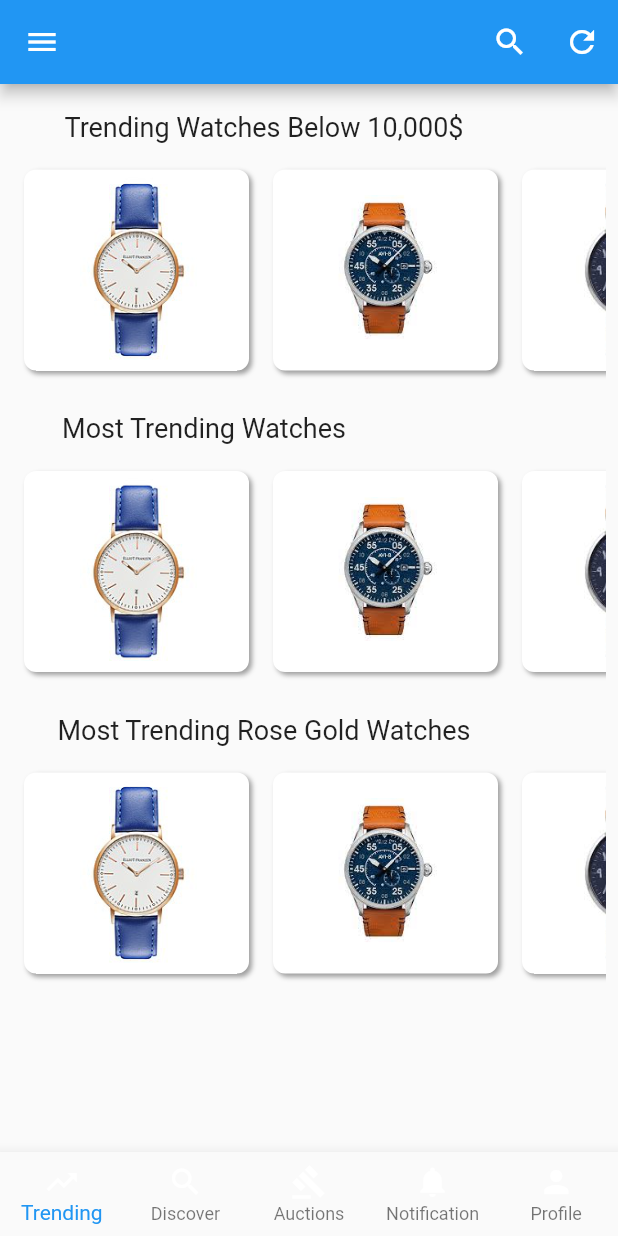
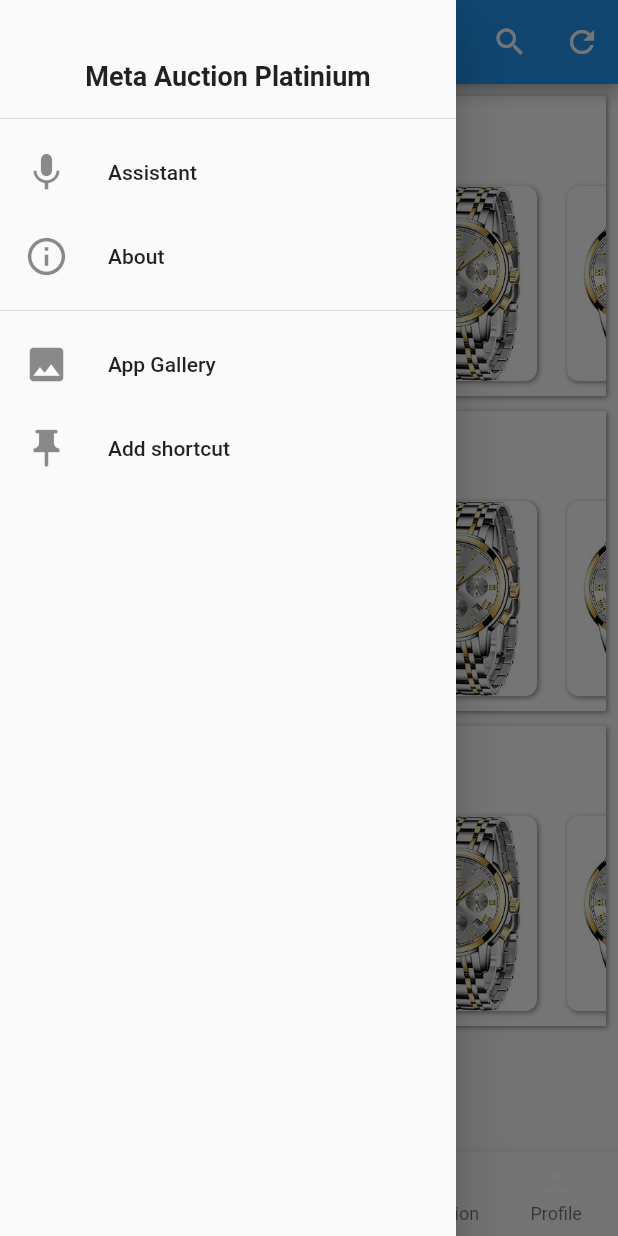
Before and after one commit to Mega-bee/CronoTracker, a Flutter app: the screen it shows after launch, with the side drawer open (before the commit the screen has no drawer), on a phone screen of 412 x 824 dp. Run offline on Flutter 3.47's test engine with Material 2 defaults, Android fonts, the phone set to English and light mode, and no system bars; our stand-ins replace loading_animation_widget; statements that could not run were skipped.

Commit message:
trending page : Bottom Navigation Bar, Drawer menu, Item cards,

```diff
--- a/lib/trending/BottomNavigationBar/bottom_navigation_bar.dart
+++ b/lib/trending/BottomNavigationBar/bottom_navigation_bar.dart
@@ -14,6 +14,7 @@ class _BottomMenuState extends State<BottomMenu> {
   @override
   Widget build(BuildContext context) {
     return BottomNavigationBar(
+
       type: BottomNavigationBarType.fixed,
       backgroundColor: Colors.bottomNavPurple,
       currentIndex: currentIndex,
@@ -29,7 +30,6 @@ class _BottomMenuState extends State<BottomMenu> {
             color: Colors.white,
           ),
           label: 'Trending',
-          backgroundColor: Colors.white
         ),
         BottomNavigationBarItem(
           icon: Icon(
--- a/lib/trending/ui/screens/trending_screen.dart
+++ b/lib/trending/ui/screens/trending_screen.dart
@@ -3,6 +3,7 @@ import 'package:flutter/material.dart';
 import '../../BottomNavigationBar/bottom_navigation_bar.dart';
 import '../../model_classes/watch_card.dart';
 import '../widget/build_watch_card.dart';
+import '../widget/navigation_drawer.dart';
 
 class TrendingScreen extends StatelessWidget {
 
@@ -15,28 +16,29 @@ class TrendingScreen extends StatelessWidget {
 
 
   watchCard(
-    img: 'lib/assets/images/watch.png'
+    img: 'lib/assets/images/watch5.jpg'
   ),
 
     watchCard(
-        img: 'lib/assets/images/watch2.jpg'
+        img: 'lib/assets/images/watch5.jpg'
     ),
 
     watchCard(
-        img: 'lib/assets/images/watch3.jpg'
+        img: 'lib/assets/images/watch5.jpg'
     ),
 
     watchCard(
-        img: 'lib/assets/images/watch4.png'
+        img: 'lib/assets/images/watch5.jpg'
     ),
 
 
 ];
 
-
+  final GlobalKey<ScaffoldState> _key = GlobalKey();
   @override
   Widget build(BuildContext context) {
     return Scaffold(
+      key: _key,
       appBar: AppBar(
         backgroundColor: Colors.appBarPurple,
         actions: [
@@ -53,8 +55,10 @@ class TrendingScreen extends StatelessWidget {
         ],
 
         leading: IconButton(
-          icon: Icon(Icons.menu),
-          onPressed: () {},
+          icon: Icon(Icons.sort),
+          onPressed: () {
+            _key.currentState!.openDrawer();
+          },
         ),
       ),
         body: Padding(
@@ -63,18 +67,40 @@ class TrendingScreen extends StatelessWidget {
             child: Column(
               children: [
 
-                Padding(
-                  padding: const EdgeInsets.only(right: 60, bottom: 10, top: 10),
+                Stack(
+                  children: [
+
+                    Container(
+                      width: double.infinity,
+                      child: Padding(
+                        padding: const EdgeInsets.all(8.0),
                         child: Text(
-                    'Trending Watches Below 10,000\$',
+                          'Trending Watches below 10,000\$',
                           style: TextStyle(
-                        fontSize: 18,
+                              fontSize: 17,
                               fontWeight: FontWeight.normal
                           ),
                         ),
                       ),
+                      height: 200,
+                      decoration: BoxDecoration(
+                        borderRadius: BorderRadius.circular(1.0),
+                        color: Colors.white,
+                        boxShadow: [
+                          BoxShadow(
+                            color: Colors.grey,
+                            blurRadius: 2.0,
+                            spreadRadius: 0.0,
+                            offset: Offset(1.0, 1.0),
+                          )
+                        ],
+                      ),
+                    ),
 
-                Container(
+                    Positioned.fill(
+                        child: Align(
+                          alignment: Alignment.bottomLeft,
+                          child: Container(
                             width: double.infinity,
                             height: 150,
                             child: ListView.builder(
@@ -86,21 +112,47 @@ class TrendingScreen extends StatelessWidget {
                               shrinkWrap: true,
                             ),
                           ),
+                        ),
+                    ),
+                  ],
+                ),
 
                 SizedBox(height: 10),
 
-                Padding(
-                  padding: const EdgeInsets.only(right: 140, bottom: 10, top: 10),
+                Stack(
+                  children: [
+
+                    Container(
+                      width: double.infinity,
+                      child: Padding(
+                        padding: const EdgeInsets.all(8.0),
                         child: Text(
-                    'Most Trending Watches',
+                          'Trending Watches Watches',
                           style: TextStyle(
-                        fontSize: 18,
+                              fontSize: 17,
                               fontWeight: FontWeight.normal
                           ),
                         ),
                       ),
+                      height: 200,
+                      decoration: BoxDecoration(
+                        borderRadius: BorderRadius.circular(1.0),
+                        color: Colors.white,
+                        boxShadow: [
+                          BoxShadow(
+                            color: Colors.grey,
+                            blurRadius: 2.0,
+                            spreadRadius: 0.0,
+                            offset: Offset(1.0, 1.0),
+                          )
+                        ],
+                      ),
+                    ),
 
-                Container(
+                    Positioned.fill(
+                      child: Align(
+                        alignment: Alignment.bottomLeft,
+                        child: Container(
                           width: double.infinity,
                           height: 150,
                           child: ListView.builder(
@@ -112,22 +164,47 @@ class TrendingScreen extends StatelessWidget {
                             shrinkWrap: true,
                           ),
                         ),
-
+                      ),
+                    ),
+                  ],
+                ),
 
                 SizedBox(height: 10),
 
-                Padding(
-                  padding: const EdgeInsets.only(right: 60, bottom: 10, top: 10),
+                Stack(
+                  children: [
+
+                    Container(
+                      width: double.infinity,
+                      child: Padding(
+                        padding: const EdgeInsets.all(8.0),
                         child: Text(
                           'Most Trending Rose Gold Watches',
                           style: TextStyle(
-                        fontSize: 18,
+                              fontSize: 17,
                               fontWeight: FontWeight.normal
                           ),
                         ),
                       ),
+                      height: 200,
+                      decoration: BoxDecoration(
+                        borderRadius: BorderRadius.circular(1.0),
+                        color: Colors.white,
+                        boxShadow: [
+                          BoxShadow(
+                            color: Colors.grey,
+                            blurRadius: 2.0,
+                            spreadRadius: 0.0,
+                            offset: Offset(1.0, 1.0),
+                          )
+                        ],
+                      ),
+                    ),
 
-                Container(
+                    Positioned.fill(
+                      child: Align(
+                        alignment: Alignment.bottomLeft,
+                        child: Container(
                           width: double.infinity,
                           height: 150,
                           child: ListView.builder(
@@ -138,6 +215,10 @@ class TrendingScreen extends StatelessWidget {
                             itemCount: watches.length,
                             shrinkWrap: true,
                           ),
+                        ),
+                      ),
+                    ),
+                  ],
                 ),
 
 
@@ -151,8 +232,77 @@ class TrendingScreen extends StatelessWidget {
         bottomNavigationBar: BottomMenu(
           onClicked: (int value) {
           },
+        ),
 
-        ));
+      drawer: Drawer(
+    child: ListView(
+    // Important: Remove any padding from the ListView.
+    padding: EdgeInsets.zero,
+      children: [
+
+        SizedBox(height: 30),
+
+        Padding(
+          padding: const EdgeInsets.all(10.0),
+          child: Container(
+            child: Center(
+                child: Text(
+                    'Meta Auction Platinium',
+                  style: TextStyle(
+                    fontWeight: FontWeight.bold,
+                    fontSize: 18
+                  ),
+                ),
+            ),
+          ),
+        ),
+
+        Divider(),
+
+        ListTile(
+          leading: Icon(
+            Icons.mic,
+            size: 30,
+          ),
+          title: Text('Assistant'),
+          onTap: () {},
+        ),
+        ListTile(
+          leading: Icon(
+            Icons.info_outline,
+            size: 30,
+          ),
+          title: Text('About'),
+          onTap: () {},
+        ),
+        Divider(),
+
+        ListTile(
+          leading: Icon(
+            Icons.image,
+            size: 30,
+          ),
+          title: Text('App Gallery'),
+          onTap: () {},
+        ),
+
+        ListTile(
+          leading: Icon(
+            Icons.push_pin,
+            size: 30,
+          ),
+          title: Text('Add shortcut'),
+          onTap: () {},
+        ),
+
+      ],
+    ),
+    ),
+
+
+
+    );
+
 
   }
 }
--- a/lib/trending/ui/widget/build_watch_card.dart
+++ b/lib/trending/ui/widget/build_watch_card.dart
@@ -12,7 +12,7 @@ class BuildWatchCard extends StatelessWidget {
   @override
   Widget build(BuildContext context) {
     return Padding(
-      padding: const EdgeInsets.all(8.0),
+      padding: const EdgeInsets.all(10.0),
       child: Container(
         decoration: BoxDecoration(
           borderRadius: BorderRadius.circular(8.0),
@@ -21,13 +21,11 @@ class BuildWatchCard extends StatelessWidget {
             BoxShadow(
               color: Colors.grey,
               blurRadius: 2.0,
-              spreadRadius: 0.0,
-              offset: Offset(2.0, 2.0), // shadow direction: bottom right
+              offset: Offset(1.0, 1.0), // shadow direction: bottom right
             )
           ],
         ),
-        width: 150,
-        height: 150,
+        width: 100,
         child: Image(
           width: double.infinity,
           height: double.infinity,
--- /dev/null
+++ b/lib/trending/ui/widget/navigation_drawer.dart
@@ -0,0 +1,10 @@
+import 'package:flutter/cupertino.dart';
+import 'package:flutter/material.dart';
+
+class NavigationDrawer extends StatelessWidget {
+
+  @override
+  Widget build(BuildContext context) {
+    return Drawer();
+  }
+}
--- a/pubspec.yaml
+++ b/pubspec.yaml
@@ -66,6 +66,7 @@ flutter:
     - lib/assets/images/watch2.jpg
     - lib/assets/images/watch3.jpg
     - lib/assets/images/watch4.png
+    - lib/assets/images/watch5.jpg
 
   # An image asset can refer to one or more resolution-specific "variants", see
   # https://flutter.dev/assets-and-images/#resolution-aware
```
Also changed, not shown: lib/assets/images/watch5.jpg (added). Lines whose indentation alone changed are shown as unchanged.
